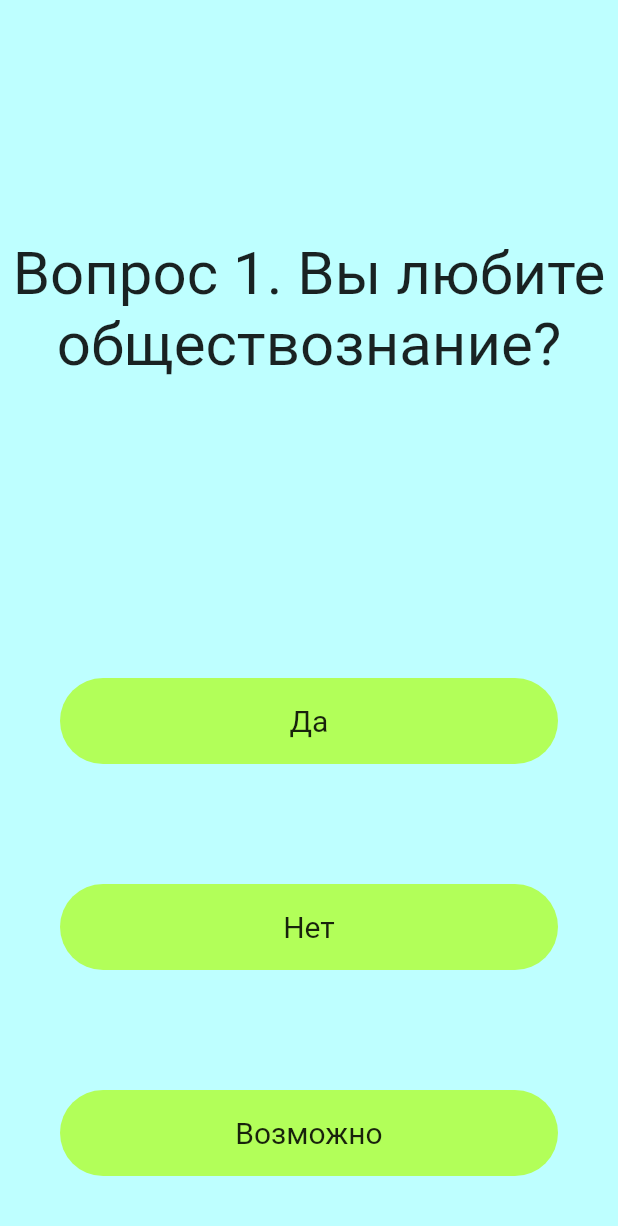
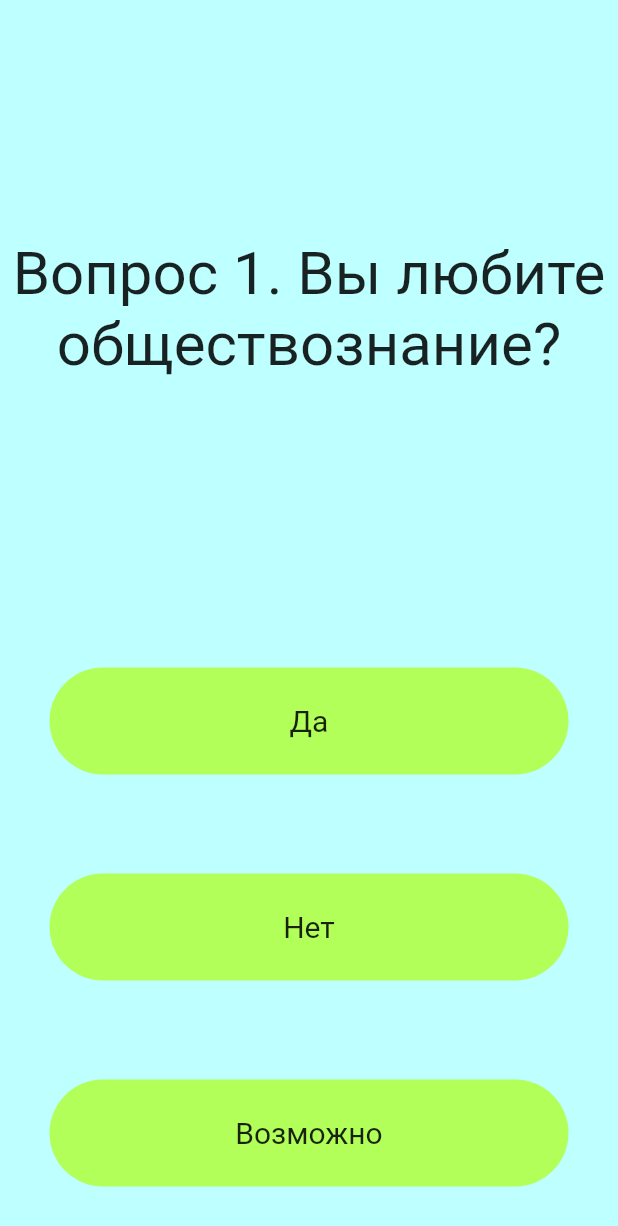
Before and after one commit to KoreshOK101/Big_Bobs_Daddy, a Flutter app: the screen it shows after launch, on a phone screen of 412 x 824 dp. Shown: the top 1226 px of the screen. Run offline on Flutter 3.47's test engine with Material 2 defaults, Android fonts, the phone set to English and light mode, and no system bars; our stand-ins replace animated_text_kit; missing offline and left inert: vk_bridge.

Commit message:
Update main.dart

```diff
--- a/lib/main.dart
+++ b/lib/main.dart
@@ -58,7 +58,7 @@ class _TestingPAGEState extends State<TestingPAGE> {
         ),
         Expanded(
           child: Padding(
-            padding: const EdgeInsets.all(40.0),
+            padding: const EdgeInsets.all(33.0),
             child: GestureDetector(
               onTap: () {
                 checkAnswer(1);
@@ -81,7 +81,7 @@ class _TestingPAGEState extends State<TestingPAGE> {
         ),
         Expanded(
           child: Padding(
-            padding: const EdgeInsets.all(40.0),
+            padding: const EdgeInsets.all(33.0),
             child: GestureDetector(
               onTap: () {
                 checkAnswer(2);
@@ -104,7 +104,7 @@ class _TestingPAGEState extends State<TestingPAGE> {
         ),
         Expanded(
           child: Padding(
-            padding: const EdgeInsets.all(40.0),
+            padding: const EdgeInsets.all(33.0),
             child: GestureDetector(
               onTap: () {
                 checkAnswer(3);
```
